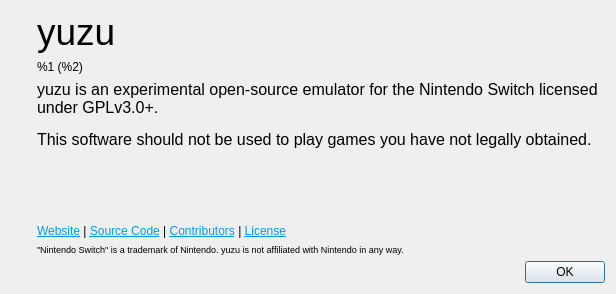
Qt form src/yuzu/aboutdialog.ui (rorrim-rorrim/eden-alt) before a commit.
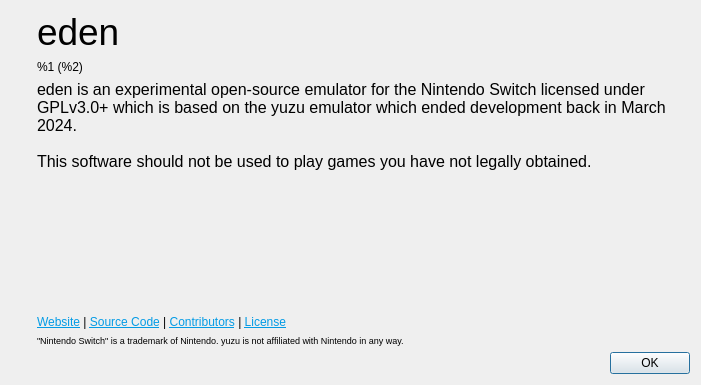
The same form after that commit. Icons and pictures are not drawn.

Commit message: qt: Updated some user-facing strings to refer to eden

The edit to the form file:
```diff
--- a/src/yuzu/aboutdialog.ui
+++ b/src/yuzu/aboutdialog.ui
@@ -6,8 +6,8 @@
    <rect>
     <x>0</x>
     <y>0</y>
-    <width>616</width>
-    <height>294</height>
+    <width>701</width>
+    <height>385</height>
    </rect>
   </property>
   <property name="windowTitle">
@@ -69,7 +69,7 @@
           </sizepolicy>
          </property>
          <property name="text">
-          <string>&lt;html&gt;&lt;head/&gt;&lt;body&gt;&lt;p&gt;&lt;span style=&quot; font-size:28pt;&quot;&gt;yuzu&lt;/span&gt;&lt;/p&gt;&lt;/body&gt;&lt;/html&gt;</string>
+          <string>&lt;html&gt;&lt;head/&gt;&lt;body&gt;&lt;p&gt;&lt;span style=&quot; font-size:28pt;&quot;&gt;eden&lt;/span&gt;&lt;/p&gt;&lt;/body&gt;&lt;/html&gt;</string>
          </property>
         </widget>
        </item>
@@ -96,12 +96,13 @@
          </property>
          <property name="text">
           <string>&lt;!DOCTYPE HTML PUBLIC &quot;-//W3C//DTD HTML 4.0//EN&quot; &quot;http://www.w3.org/TR/REC-html40/strict.dtd&quot;&gt;
-&lt;html&gt;&lt;head&gt;&lt;meta name=&quot;qrichtext&quot; content=&quot;1&quot; /&gt;&lt;style type=&quot;text/css&quot;&gt;
+&lt;html&gt;&lt;head&gt;&lt;meta name=&quot;qrichtext&quot; content=&quot;1&quot; /&gt;&lt;meta charset=&quot;utf-8&quot; /&gt;&lt;style type=&quot;text/css&quot;&gt;
 p, li { white-space: pre-wrap; }
-&lt;/style&gt;&lt;/head&gt;&lt;body style=&quot; font-family:'Ubuntu'; font-size:11pt; font-weight:400; font-style:normal;&quot;&gt;
-&lt;p style=&quot; margin-top:0px; margin-bottom:0px; margin-left:0px; margin-right:0px; -qt-block-indent:0; text-indent:0px;&quot;&gt;&lt;span style=&quot; font-family:'MS Shell Dlg 2'; font-size:12pt;&quot;&gt;yuzu is an experimental open-source emulator for the Nintendo Switch licensed under GPLv3.0+.&lt;/span&gt;&lt;/p&gt;
-&lt;p style=&quot;-qt-paragraph-type:empty; margin-top:0px; margin-bottom:0px; margin-left:0px; margin-right:0px; -qt-block-indent:0; text-indent:0px; font-family:'MS Shell Dlg 2'; font-size:8pt;&quot;&gt;&lt;br /&gt;&lt;/p&gt;
-&lt;p style=&quot; margin-top:0px; margin-bottom:0px; margin-left:0px; margin-right:0px; -qt-block-indent:0; text-indent:0px;&quot;&gt;&lt;span style=&quot; font-family:'MS Shell Dlg 2'; font-size:12pt;&quot;&gt;This software should not be used to play games you have not legally obtained.&lt;/span&gt;&lt;/p&gt;&lt;/body&gt;&lt;/html&gt;</string>
+hr { height: 1px; border-width: 0; }
+li.unchecked::marker { content: &quot;\2610&quot;; }
+li.checked::marker { content: &quot;\2612&quot;; }
+&lt;/style&gt;&lt;/head&gt;&lt;body style=&quot; font-family:'Adwaita Sans'; font-size:11pt; font-weight:400; font-style:normal;&quot;&gt;
+&lt;p style=&quot; margin-top:0px; margin-bottom:0px; margin-left:0px; margin-right:0px; -qt-block-indent:0; text-indent:0px;&quot;&gt;&lt;span style=&quot; font-family:'MS Shell Dlg 2'; font-size:12pt;&quot;&gt;eden is an experimental open-source emulator for the Nintendo Switch licensed under GPLv3.0+ which is based on the yuzu emulator which ended development back in March 2024. &lt;br /&gt;&lt;br /&gt;This software should not be used to play games you have not legally obtained.&lt;/span&gt;&lt;/p&gt;&lt;/body&gt;&lt;/html&gt;</string>
          </property>
          <property name="alignment">
           <set>Qt::AlignLeading|Qt::AlignLeft|Qt::AlignVCenter</set>
```
Left out of the diff: 32 changed lines with no effect on the pictures. The commit also changes 14 other files.
